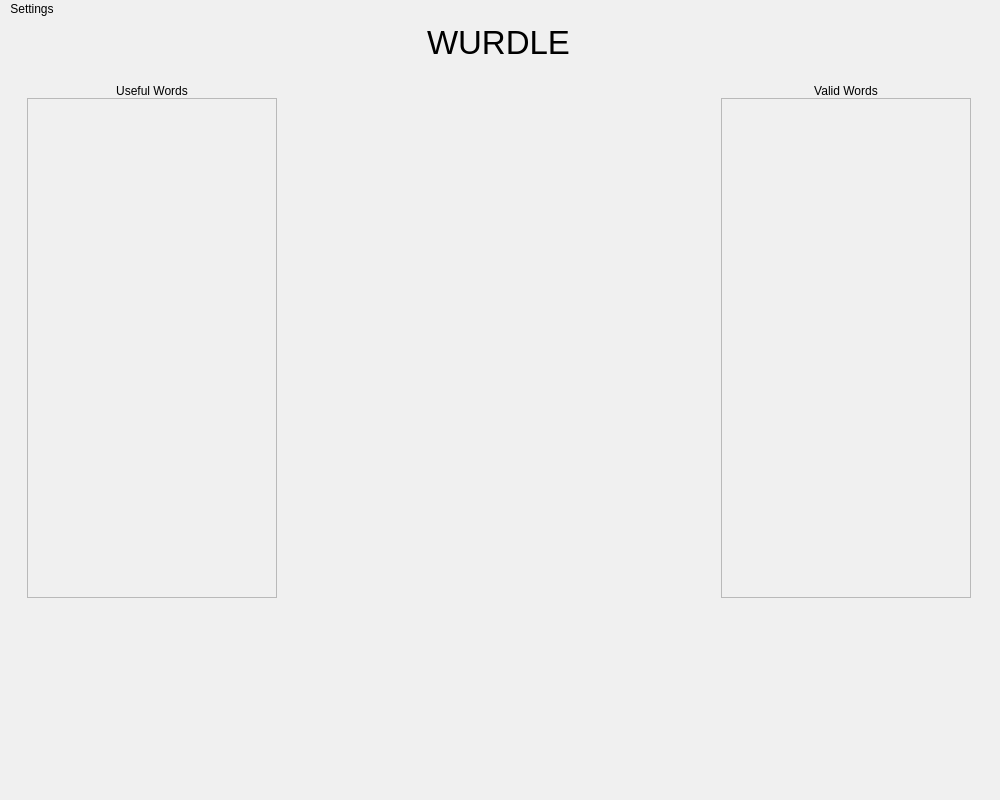
Old version of the form mainwindow.ui in the repository Ross1416/Wurdle.
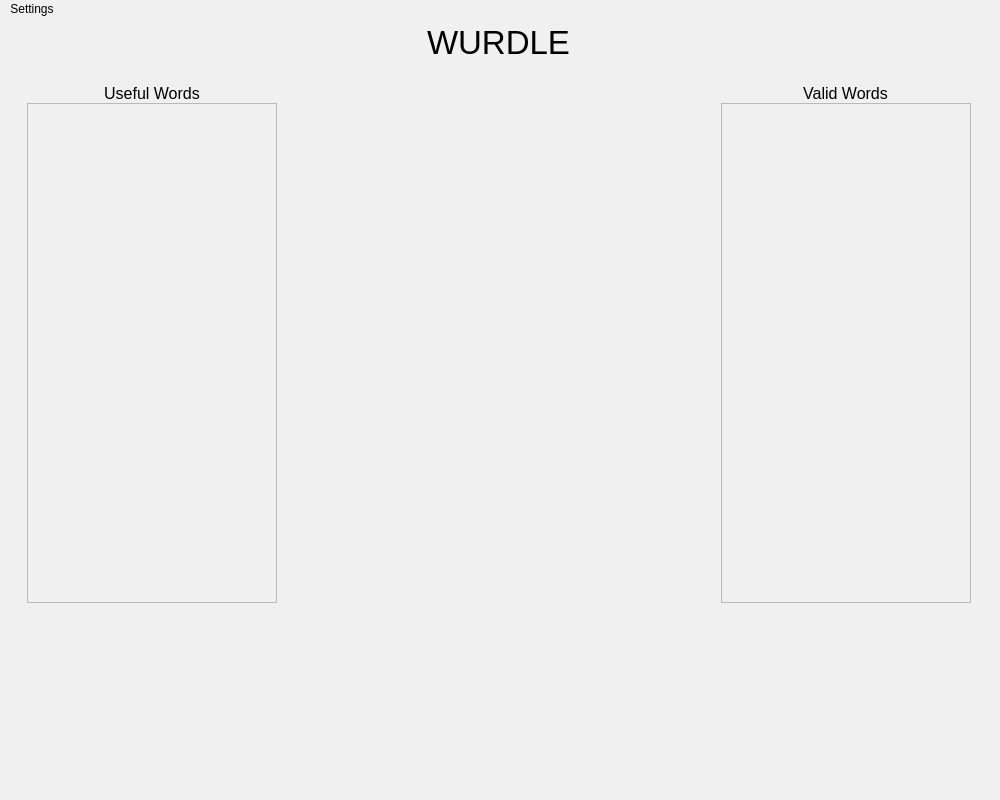
New version of the form.

What changed in the file:
```diff
--- a/mainwindow.ui
+++ b/mainwindow.ui
@@ -89,6 +89,11 @@
         <height>20</height>
        </size>
       </property>
+      <property name="font">
+       <font>
+        <pointsize>12</pointsize>
+       </font>
+      </property>
       <property name="text">
        <string>Useful Words</string>
       </property>
@@ -152,6 +157,11 @@
         <height>20</height>
        </size>
       </property>
+      <property name="font">
+       <font>
+        <pointsize>12</pointsize>
+       </font>
+      </property>
       <property name="text">
        <string>Valid Words</string>
       </property>
```
Left out of the diff: 76 changed lines with no effect on the pictures.
